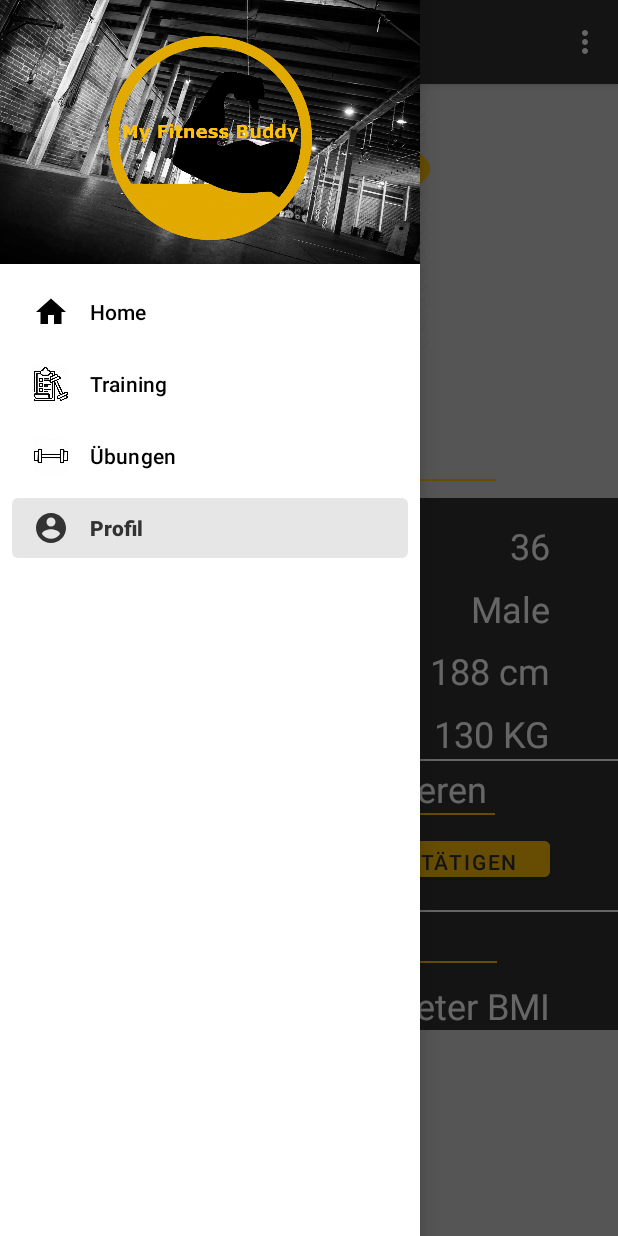
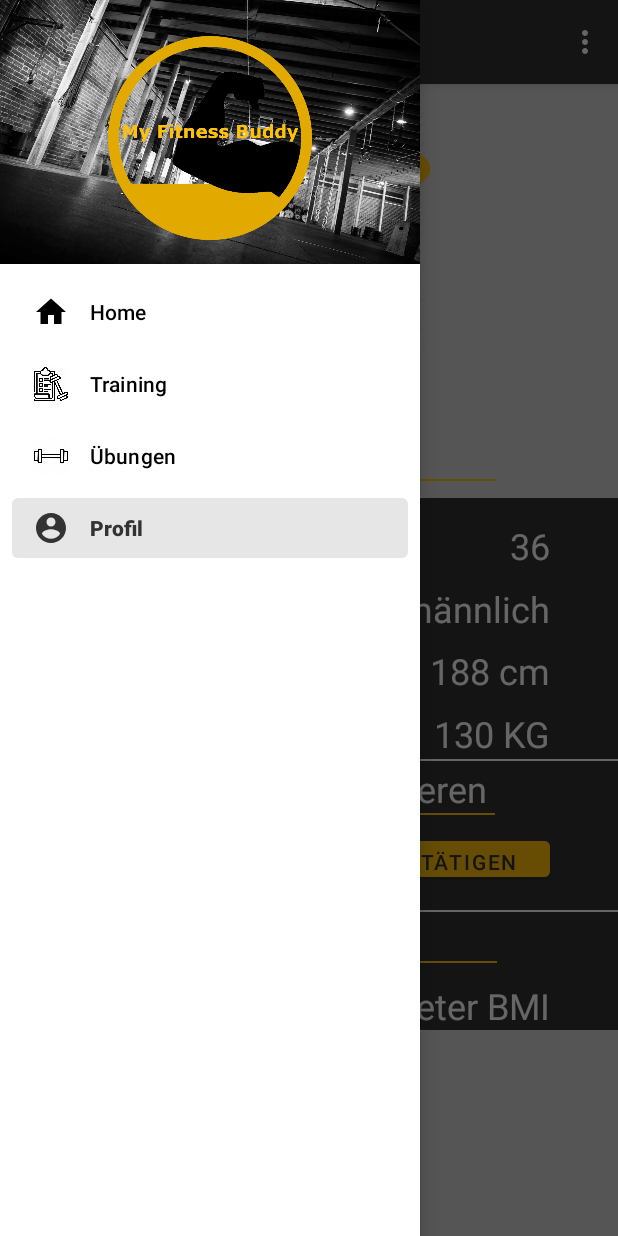
Before and after one commit to fh-erfurt/My-Fitness-Buddy, an Android app: the PersonFragment screen opened through its navigation route, with the side drawer open, on a phone screen of 412 x 824 dp. Run offline under Robolectric (Android 15) with nearby library versions, the phone set to English and light mode, and no system bars; our stand-ins replace Room's generated code, navigation-ui; Roboto replaces fonts that are not available here.

Commit message:
PersonWeight updated

```diff
--- a/app/src/main/java/PME/myfitnessbuddy/storage/Dao/PersonDao.java
+++ b/app/src/main/java/PME/myfitnessbuddy/storage/Dao/PersonDao.java
@@ -39,7 +39,7 @@ public interface PersonDao {
     List<Person> getPersonSortedByNickname();
 
     @Query("SELECT * from Person ORDER BY id DESC LIMIT 1")
-    Person getLastEntry();
+    LiveData <Person> getLastEntry();
 
     @Query("SELECT * FROM Person WHERE nickname LIKE :search")
     List<Person> getPersonForNickname(String search);
--- a/app/src/main/java/PME/myfitnessbuddy/storage/PersonRepository.java
+++ b/app/src/main/java/PME/myfitnessbuddy/storage/PersonRepository.java
@@ -46,6 +46,11 @@ public class PersonRepository {
         return this.queryLiveData( () -> this.personDao.getPersons() );
     }
 
+    public LiveData<Person> getLastPerson()
+    {
+        return this.queryLiveData( () -> this.personDao.getLastEntry() );
+    }
+
     public List<Person> getPersonsForNickname(String search )
     {
         return this.query( () -> this.personDao.getPersonForNickname( search ) );
@@ -81,17 +86,6 @@ public class PersonRepository {
         return new MutableLiveData<>();
     }
 
-    public Person getLastPerson() {
-        try {
-            return MyFitnessBuddyDatabase.executeWithReturn( this.personDao::getLastEntry );
-        }
-        catch (ExecutionException | InterruptedException e) {
-            e.printStackTrace();
-        }
-
-        // Well, is this a reasonable default return value?
-        return new Person("", "",0,0,0);
-    }
 
     public void update(Person person) {
         person.setModified( System.currentTimeMillis() );
--- a/app/src/main/java/PME/myfitnessbuddy/view/ui/exercise/ExerciseDetailsFragment.java
+++ b/app/src/main/java/PME/myfitnessbuddy/view/ui/exercise/ExerciseDetailsFragment.java
@@ -351,9 +351,9 @@ public class ExerciseDetailsFragment extends BaseFragment implements View.OnClic
  */
 
     private String addLog(String newLine, TrainingsLog trainingsLog, int numberOfSet){
-        return newLine+numberOfSet+". Satz: "+this.dateFormatDDMMYYYY_HHMM.format(trainingsLog.getCreated()) + " Uhr"
-                + "\nrepetitions: "+trainingsLog.getRepetitions()
-                +", weight: "+trainingsLog.getWeight()+", text:"+trainingsLog.getTrainingsLogId();
+        return newLine+numberOfSet+". Satz, "/*+this.dateFormatDDMMYYYY_HHMM.format(trainingsLog.getCreated()) + " Uhr"*/
+                + "Wiederholungen: "+trainingsLog.getRepetitions()
+                +"\nGewicht: "+trainingsLog.getWeight()+"Kg"/*+", text:"+trainingsLog.getTrainingsLogId()*/;
     }
 
     private String createLog(List<TrainingsLog> trainingsLogList) {
--- a/app/src/main/java/PME/myfitnessbuddy/view/ui/person/PersonFragment.java
+++ b/app/src/main/java/PME/myfitnessbuddy/view/ui/person/PersonFragment.java
@@ -26,10 +26,11 @@ import PME.myfitnessbuddy.view.ui.core.BaseFragment;
 public class PersonFragment extends BaseFragment implements View.OnClickListener {
 
     private PersonViewModel personViewModel;
-    private LiveData<List<Person>> personLiveData;
+
+    private LiveData<Person> personLiveData;
     private LiveData<List<PersonWeight>> personweightLiveData;
+
     EditText editTextNewBodyweight;
-
     Button buttonUpdateActualBodyweight;
 
     @Override
@@ -40,12 +41,11 @@ public class PersonFragment extends BaseFragment implements View.OnClickListener
     @Override
     public View onCreateView(LayoutInflater inflater, ViewGroup container,
                              Bundle savedInstanceState) {
+
         personViewModel = this.getViewModel(PersonViewModel.class);
-
         View view = inflater.inflate(R.layout.fragment_profile, container, false);
 
-        editTextNewBodyweight=(EditText) view.findViewById(R.id.fragment_profile_update_bodyweight_input_number);
-
+        editTextNewBodyweight= (EditText)view.findViewById(R.id.fragment_profile_update_bodyweight_input_number);
         editTextNewBodyweight.addTextChangedListener(new TextWatcher() {
 
             @Override
@@ -66,23 +66,26 @@ public class PersonFragment extends BaseFragment implements View.OnClickListener
         buttonUpdateActualBodyweight = (Button) view.findViewById(R.id.fragment_profile_update_bodyweight_button);
         buttonUpdateActualBodyweight.setOnClickListener(this::onClick);
 
-              return view;
+        return view;
     }
+
+
     @Override
     public void onResume() {
         super.onResume();
 
-        this.personLiveData = personViewModel.getAllUsers();
-        this.personLiveData.observe(requireActivity(), this::updateView);
+        this.personLiveData = personViewModel.getPerson();
+        this.personLiveData.observe(requireActivity(), this::updateViewPerson);
 
         this.personweightLiveData = personViewModel.getAllPersonWeights();
-        this.personweightLiveData.observe(requireActivity(), this::updateView2);
+        this.personweightLiveData.observe(requireActivity(), this::updateViewPersonWeights);
 
     }
 
 
     @Override
     public void onPause() {
+
         super.onPause();
         this.personLiveData.removeObservers(requireActivity());
         this.personweightLiveData.removeObservers(requireActivity());
@@ -90,37 +93,27 @@ public class PersonFragment extends BaseFragment implements View.OnClickListener
     }
 
 
+    private void updateViewPerson(Person person) {
 
-    private void updateView(List<Person> person) {
         assert getView() != null;
         assert person != null;
-        if(!person.isEmpty()) {
+
             TextView age = getView().findViewById(R.id.fragment_profile_age_textview);
-            age.setText(Integer.toString(getAge(person.get(0).getBirthday())));
+            age.setText(Integer.toString(getAge(person.getBirthday())));
 
             TextView nickname=getView().findViewById(R.id.fragment_profile_profilename_textview);
-            nickname.setText(person.get(0).getNickname());
+            nickname.setText(person.getNickname());
+
             TextView height=getView().findViewById(R.id.fragment_profile_height_textview);
-            height.setText(Integer.toString((int) person.get(0).getHeight()) + " cm" );
-           // TextView bodyweight=getView().findViewById(R.id.fragment_profile_bodyweight_textview);
-           // bodyweight.setText(Integer.toString((int)person.get(0).getWeight())+ " KG" );
+            height.setText(Integer.toString((int) person.getHeight()) + " cm" );
+
             TextView gender=getView().findViewById(R.id.fragment_profile_gender_textview);
-
-            if(person.get(0).getGender()==1)
-            {
-                gender.setText("Male");
-            }else
-            {
-                gender.setText("Female");
-            }
-
-
-        }
-
+            gender.setText((person.getGender()==1) ? "männlich" : "weiblich");
 
     }
 
-    private void updateView2(List<PersonWeight> personWeights) {
+    private void updateViewPersonWeights(List<PersonWeight> personWeights) {
+
        assert getView() != null;
         assert personWeights != null;
         if(!personWeights.isEmpty()) {
@@ -129,15 +122,14 @@ public class PersonFragment extends BaseFragment implements View.OnClickListener
             bodyweight.setText(Integer.toString((int)personWeights.get(personWeights.size()-1).getWeight())+ " KG" );
 
         }
-
-
     }
 
 
+    public int getAge(String birthday) {
 
-    public int getAge(String birthday) {
         DateTime birth = DateTime.parse(birthday, DateTimeFormat.forPattern("dd.MM.yy"));
         return new DateTime().year().get() - birth.year().get();
+
     }
 
 
@@ -158,9 +150,7 @@ public class PersonFragment extends BaseFragment implements View.OnClickListener
         }
 
         PersonWeight personWeight = new PersonWeight(weight);
-
         personViewModel.insert(personWeight);
-
 
     }
 }
--- a/app/src/main/java/PME/myfitnessbuddy/view/ui/person/PersonViewModel.java
+++ b/app/src/main/java/PME/myfitnessbuddy/view/ui/person/PersonViewModel.java
@@ -14,19 +14,17 @@ import PME.myfitnessbuddy.storage.PersonRepository;
 import PME.myfitnessbuddy.storage.PersonWeightRepository;
 
 public class PersonViewModel extends AndroidViewModel {
+
     private PersonRepository personRepository;
     private PersonWeightRepository personWeightRepository;
 
-
-
-
     private LiveData<List<PersonWeight>> allPersonWeights;
-    public LiveData<List<Person>> allUsers;
+    public LiveData<Person> person;
 
     public PersonViewModel(@NonNull Application application) {
         super(application);
         personRepository = PersonRepository.getRepository(application);
-        allUsers = personRepository.getPersons();
+        person = personRepository.getLastPerson();
 
         personWeightRepository = PersonWeightRepository.getRepository(application);
         allPersonWeights = personWeightRepository.getPersonWeights();
@@ -60,8 +58,8 @@ public class PersonViewModel extends AndroidViewModel {
       //  personRepository.deleteAllUsers();
     }
 
-    public LiveData<List<Person>> getAllUsers() {
-        return allUsers;
+    public LiveData<Person> getPerson() {
+        return person;
     }
 
     public LiveData<List<PersonWeight>> getAllPersonWeights() { return allPersonWeights; }
```
